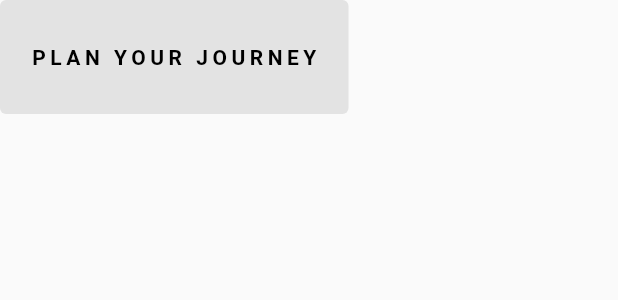
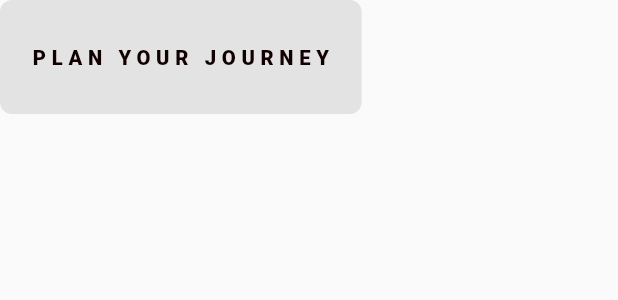
Before and after one commit to Horizontal-Network/japan-gateway, a Flutter app: the SolidButton widget shown alone on an empty page, opened directly, on a phone screen of 412 x 824 dp. Shown: the top 300 px of the screen. Run offline on Flutter 3.47's test engine with Material 2 defaults, Android fonts, the phone set to English and light mode, and no system bars; our stand-ins replace go_router; Roboto replaces fonts that are missing (M_PLUS_1).

```diff
--- /dev/null
+++ b/lib/util/color_converter.dart
@@ -0,0 +1,7 @@
+import 'package:flutter/material.dart';
+
+class ColorConverter {
+  Color hexToColor(String hexCode) {
+    return Color(int.parse(hexCode.substring(1, 7), radix: 16) + 0xFF000000);
+  }
+}
--- a/lib/util/layout/home_layout.dart
+++ b/lib/util/layout/home_layout.dart
@@ -13,7 +13,7 @@ class HomeLayout extends Layout {
     return Scaffold(
         extendBodyBehindAppBar: true,
         appBar: PreferredSize(
-          preferredSize: Size(MediaQuery.of(context).size.width, 100.0),
+          preferredSize: Size(MediaQuery.of(context).size.width, 200.0),
           child: const Header(),
         ),
         body: CustomScrollView(
--- a/lib/widgets/button/solid_button.dart
+++ b/lib/widgets/button/solid_button.dart
@@ -1,5 +1,6 @@
 import 'package:flutter/material.dart';
 import 'package:japangateway/widgets/button/button.dart';
+import 'package:japangateway/util/color_converter.dart';
 
 class SolidButton extends Button {
   const SolidButton({super.key, required super.onPressed, required super.text});
@@ -8,15 +9,18 @@ class SolidButton extends Button {
   Widget build(BuildContext context) {
     return TextButton(
       style: TextButton.styleFrom(
-        backgroundColor: const Color.fromRGBO(227, 227, 227, 1.0),
-        foregroundColor: Colors.black,
+        backgroundColor: ColorConverter().hexToColor('#E3E3E3'),
+        foregroundColor: ColorConverter().hexToColor('#110000'),
         padding: const EdgeInsets.symmetric(horizontal: 20, vertical: 30),
         textStyle: const TextStyle(
           fontFamily: 'M_PLUS_1',
-          fontWeight: FontWeight.w700,
-          letterSpacing: 3.0,
-          fontSize: 14,
+          fontWeight: FontWeight.w900,
+          letterSpacing: 3.76,
+          fontSize: 13.5,
         ),
+        shape: RoundedRectangleBorder(
+          borderRadius: BorderRadius.circular(8),
+        )
       ),
       onPressed: onPressed,
       child: Text(text),
--- a/lib/widgets/header/header_desktop.dart
+++ b/lib/widgets/header/header_desktop.dart
@@ -10,6 +10,8 @@ class HeaderDesktop extends StatelessWidget {
         padding: const EdgeInsets.only(top: 50),
         child: Row(
             mainAxisAlignment: MainAxisAlignment.center,
-            children: const [CustomTabBar()]));
+            children: const [CustomTabBar()]
+        )
+    );
   }
 }
```
Also changed, not shown: lib/screens/home/home_desktop.dart (+7 -12 lines), lib/widgets/header/custom_tab.dart (+2 -5 lines), lib/widgets/header/header_section.dart (added, +54 -0 lines).
